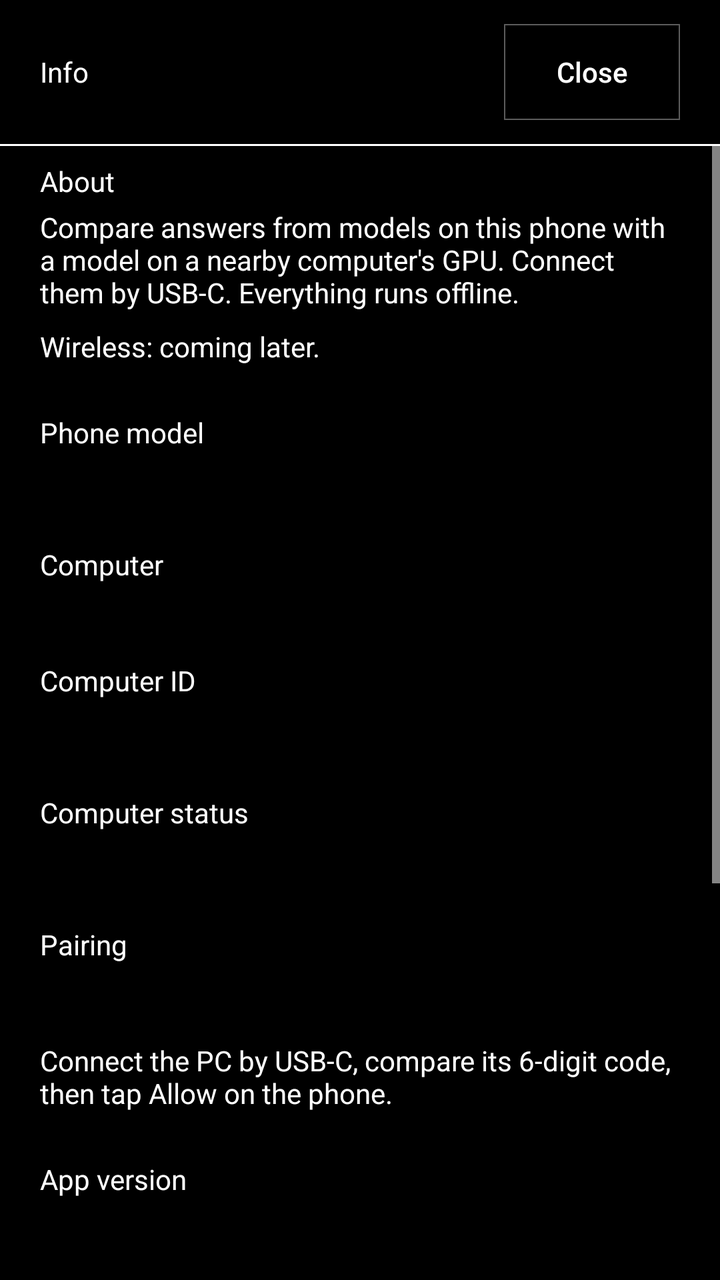
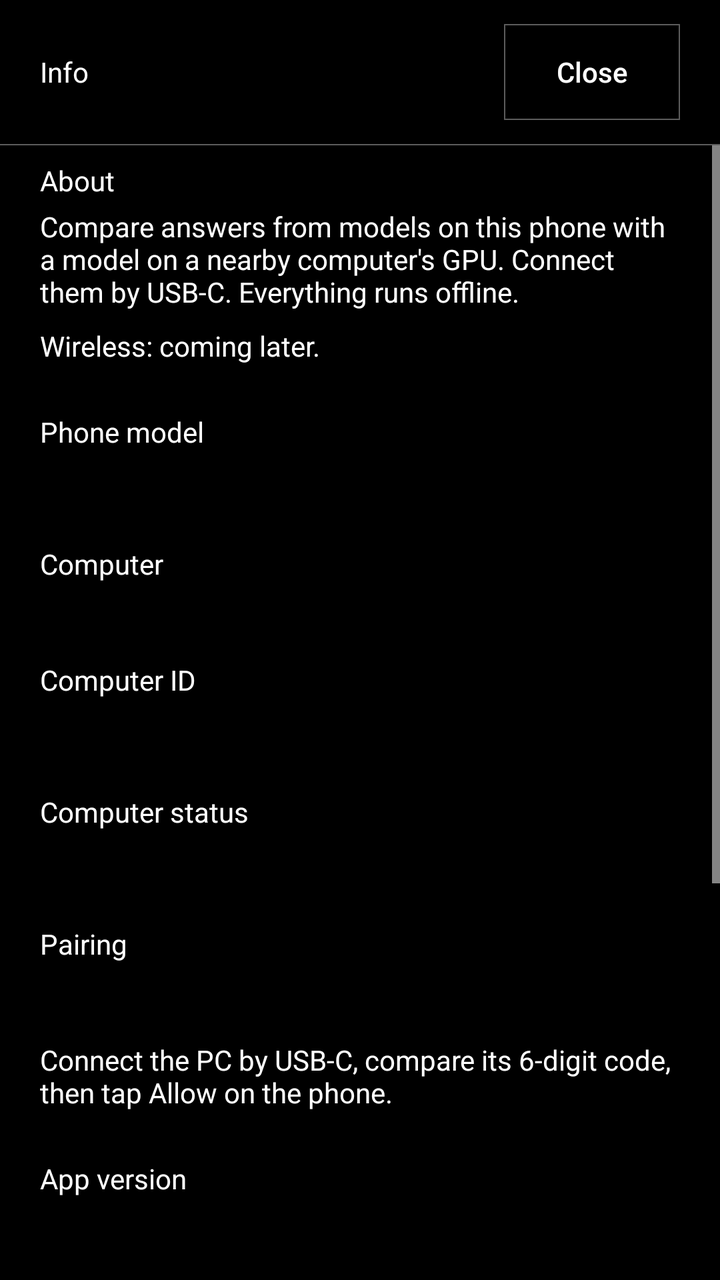

Two renders of the same Android screen: before a commit and after it. Below are the layout's source before the change and the commit's diff.
<!-- AndroidManifest.xml: application theme OposTheme -->
<!-- res/layout/gpu_link_info.xml -->
<?xml version="1.0" encoding="utf-8"?>
<LinearLayout xmlns:android="http://schemas.android.com/apk/res/android"
    android:id="@+id/info_page"
    android:layout_width="match_parent"
    android:layout_height="match_parent"
    android:background="@color/newspaper_paper"
    android:fitsSystemWindows="true"
    android:orientation="vertical">

    <LinearLayout
        android:layout_width="match_parent"
        android:layout_height="wrap_content"
        android:gravity="center_vertical"
        android:orientation="horizontal"
        android:paddingStart="20dp"
        android:paddingTop="12dp"
        android:paddingEnd="20dp"
        android:paddingBottom="12dp">

        <TextView
            android:id="@+id/info_page_title"
            android:layout_width="0dp"
            android:layout_height="wrap_content"
            android:layout_weight="1"
            android:accessibilityHeading="true"
            android:text="@string/info_title"
            android:textColor="@color/newspaper_ink" />

        <Button
            android:id="@+id/info_close"
            android:layout_width="88dp"
            android:layout_height="48dp"
            android:background="@drawable/newspaper_outline"
            android:text="@string/close"
            android:textAllCaps="false"
            android:textColor="@color/newspaper_ink" />
    </LinearLayout>

    <View
        android:id="@+id/info_rule"
        android:layout_width="match_parent"
        android:layout_height="1dp"
        android:background="@color/newspaper_ink" />

    <ScrollView
        android:layout_width="match_parent"
        android:layout_height="0dp"
        android:layout_weight="1"
        android:fillViewport="true">

        <LinearLayout
            android:layout_width="match_parent"
            android:layout_height="wrap_content"
            android:orientation="vertical"
            android:paddingStart="20dp"
            android:paddingTop="8dp"
            android:paddingEnd="20dp"
            android:paddingBottom="28dp">

            <TextView
                android:id="@+id/info_about_label_text"
                android:layout_width="match_parent"
                android:layout_height="wrap_content"
                android:labelFor="@id/info_about"
                android:text="@string/info_about_label"
                android:textColor="@color/newspaper_ink" />
            <TextView
                android:id="@+id/info_about"
                android:layout_width="match_parent"
                android:layout_height="wrap_content"
                android:layout_marginTop="4dp"
                android:layout_marginBottom="8dp"
                android:text="@string/info_about"
                android:textColor="@color/newspaper_ink" />

            <TextView
                android:id="@+id/info_wireless_note"
                android:layout_width="match_parent"
                android:layout_height="wrap_content"
                android:layout_marginBottom="@dimen/space_xl"
                android:text="@string/info_wireless_coming_later"
                android:textColor="@color/newspaper_ink" />

            <TextView
                android:id="@+id/info_phone_model_label_text"
                android:layout_width="match_parent"
                android:layout_height="wrap_content"
                android:labelFor="@id/info_phone_model"
                android:text="@string/info_phone_model_label"
                android:textColor="@color/newspaper_ink" />
            <TextView
                android:id="@+id/info_phone_model"
                android:layout_width="match_parent"
                android:layout_height="wrap_content"
                android:layout_marginTop="4dp"
                android:textColor="@color/newspaper_ink" />

            <TextView
                android:layout_width="match_parent"
                android:layout_height="wrap_content"
                android:layout_marginTop="@dimen/space_xl"
                android:labelFor="@id/info_pc"
                android:id="@+id/info_pc_label_text"
                android:text="@string/info_pc_label"
                android:textColor="@color/newspaper_ink" />
            <TextView
                android:id="@+id/info_pc"
                android:layout_width="match_parent"
                android:layout_height="wrap_content"
                android:layout_marginTop="4dp"
                android:textColor="@color/newspaper_ink" />

            <TextView
                android:layout_width="match_parent"
                android:layout_height="wrap_content"
                android:layout_marginTop="16dp"
                android:labelFor="@id/info_pc_id"
                android:id="@+id/info_pc_id_label_text"
                android:text="@string/info_pc_id_label"
                android:textColor="@color/newspaper_ink" />
            <TextView
                android:id="@+id/info_pc_id"
                android:layout_width="match_parent"
                android:layout_height="wrap_content"
                android:layout_marginTop="4dp"
                android:textColor="@color/newspaper_ink" />

            <TextView
                android:layout_width="match_parent"
                android:layout_height="wrap_content"
                android:layout_marginTop="@dimen/space_xl"
                android:labelFor="@id/info_pc_status"
                android:id="@+id/info_pc_status_label_text"
                android:text="@string/info_pc_status_label"
                android:textColor="@color/newspaper_ink" />
            <TextView
                android:id="@+id/info_pc_status"
                android:layout_width="match_parent"
                android:layout_height="wrap_content"
                android:layout_marginTop="4dp"
                android:textColor="@color/newspaper_ink" />

            <TextView
                android:id="@+id/info_pairing_label_text"
                android:layout_width="match_parent"
                android:layout_height="wrap_content"
                android:layout_marginTop="@dimen/space_xl"
                android:labelFor="@id/info_pairing"
                android:text="@string/info_pairing_label"
                android:textColor="@color/newspaper_ink" />
            <TextView
                android:id="@+id/info_pairing"
                android:layout_width="match_parent"
                android:layout_height="wrap_content"
                android:layout_marginTop="4dp"
                android:textColor="@color/newspaper_ink" />

            <TextView
                android:id="@+id/info_replace_pc_steps"
                android:layout_width="match_parent"
                android:layout_height="wrap_content"
                android:layout_marginTop="16dp"
                android:text="@string/info_replace_pc_steps"
                android:textColor="@color/newspaper_ink" />

            <TextView
                android:id="@+id/info_app_version_label_text"
                android:layout_width="match_parent"
                android:layout_height="wrap_content"
                android:layout_marginTop="@dimen/space_xl"
                android:labelFor="@id/info_app_version"
                android:text="@string/info_app_version_label"
                android:textColor="@color/newspaper_ink" />
            <TextView
                android:id="@+id/info_app_version"
                android:layout_width="match_parent"
                android:layout_height="wrap_content"
                android:layout_marginTop="4dp"
                android:textColor="@color/newspaper_ink" />

            <TextView
                android:id="@+id/info_local_service_label_text"
                android:layout_width="match_parent"
                android:layout_height="wrap_content"
                android:layout_marginTop="@dimen/space_xl"
                android:labelFor="@id/info_local_service"
                android:text="@string/info_local_service_label"
                android:textColor="@color/newspaper_ink" />
            <TextView
                android:id="@+id/info_local_service"
                android:layout_width="match_parent"
                android:layout_height="wrap_content"
                android:layout_marginTop="4dp"
                android:textColor="@color/newspaper_ink" />

            <TextView
                android:id="@+id/info_keep_screen_on_label_text"
                android:layout_width="match_parent"
                android:layout_height="wrap_content"
                android:layout_marginTop="@dimen/space_xl"
                android:labelFor="@id/info_keep_screen_on"
                android:text="@string/info_keep_screen_on_label"
                android:textColor="@color/newspaper_ink" />
            <TextView
                android:id="@+id/info_keep_screen_on"
                android:layout_width="match_parent"
                android:layout_height="wrap_content"
                android:layout_marginTop="4dp"
                android:text="@string/info_keep_screen_on"
                android:textColor="@color/newspaper_ink" />

            <TextView
                android:id="@+id/info_screen_timeout_label_text"
                android:layout_width="match_parent"
                android:layout_height="wrap_content"
                android:layout_marginTop="@dimen/space_xl"
                android:labelFor="@id/info_screen_timeout"
                android:text="@string/info_screen_timeout_label"
                android:textColor="@color/newspaper_ink" />
            <TextView
                android:id="@+id/info_screen_timeout"
                android:layout_width="match_parent"
                android:layout_height="wrap_content"
                android:layout_marginTop="4dp"
                android:textColor="@color/newspaper_ink" />

            <TextView
                android:id="@+id/info_cover_layout_label_text"
                android:layout_width="match_parent"
                android:layout_height="wrap_content"
                android:layout_marginTop="@dimen/space_xl"
                android:labelFor="@id/info_cover_layout"
                android:text="@string/info_cover_layout_label"
                android:textColor="@color/newspaper_ink" />
            <TextView
                android:id="@+id/info_cover_layout"
                android:layout_width="match_parent"
                android:layout_height="wrap_content"
                android:layout_marginTop="4dp"
                android:text="@string/info_cover_layout"
                android:textColor="@color/newspaper_ink" />

            <TextView
                android:id="@+id/info_forget_error"
                android:layout_width="match_parent"
                android:layout_height="wrap_content"
                android:layout_marginTop="12dp"
                android:accessibilityLiveRegion="polite"
                android:textColor="@color/newspaper_ink" />

            <Button
                android:id="@+id/info_forget_pc"
                android:layout_width="match_parent"
                android:layout_height="56dp"
                android:layout_marginTop="20dp"
                android:background="@drawable/newspaper_outline"
                android:text="@string/forget_pc"
                android:textAllCaps="false"
                android:textColor="@color/newspaper_ink"
                android:visibility="gone" />
        </LinearLayout>
    </ScrollView>
</LinearLayout>
<!-- resources referenced by this layout -->
<resources>
  <color name="newspaper_ink">#FFFFFF</color>
  <color name="newspaper_paper">#000000</color>
  <dimen name="space_xl">24dp</dimen>
  <!-- drawable newspaper_outline (drawable) -->
  <shape xmlns:android="http://schemas.android.com/apk/res/android" android:shape="rectangle">
      <solid android:color="@color/newspaper_paper" />
      <stroke android:width="0.5dp" android:color="@color/newspaper_stroke" />
  </shape>
  <string name="close">Close</string>
  <string name="forget_pc">Forget this PC</string>
  <string name="info_about">Compare answers from models on this phone with a model on a nearby computer\'s GPU. Connect them by USB-C. Everything runs offline.</string>
  <string name="info_about_label">About</string>
  <string name="info_app_version_label">App version</string>
  <string name="info_cover_layout">Automatic</string>
  <string name="info_cover_layout_label">Cover screen layout</string>
  <string name="info_keep_screen_on">On while this screen is active</string>
  <string name="info_keep_screen_on_label">Keep screen on</string>
  <string name="info_local_service_label">Models on this phone</string>
  <string name="info_pairing_label">Pairing</string>
  <string name="info_pc_id_label">Computer ID</string>
  <string name="info_pc_label">Computer</string>
  <string name="info_pc_status_label">Computer status</string>
  <string name="info_phone_model_label">Phone model</string>
  <string name="info_replace_pc_steps">Connect the PC by USB-C, compare its 6-digit code, then tap Allow on the phone.</string>
  <string name="info_screen_timeout_label">System screen timeout</string>
  <string name="info_title">Info</string>
  <string name="info_wireless_coming_later">Wireless: coming later.</string>
  <style name="OposTheme" parent="@android:style/Theme.Material.NoActionBar">
          <item name="android:colorAccent">@color/newspaper_ink</item>
          <item name="android:windowBackground">@color/newspaper_paper</item>
          <item name="android:textColorPrimary">@color/newspaper_ink</item>
          <item name="android:textColorSecondary">@color/newspaper_ink</item>
          <item name="android:textColorHint">@color/newspaper_ink</item>
          <item name="android:colorControlNormal">@color/newspaper_ink</item>
          <item name="android:colorControlActivated">@color/newspaper_ink</item>
          <item name="android:statusBarColor">@color/newspaper_paper</item>
          <item name="android:navigationBarColor">@color/newspaper_paper</item>
          <item name="android:windowLightStatusBar">false</item>
          <item name="android:windowLightNavigationBar">false</item>
      </style>
  <color name="newspaper_stroke">#5C5C5C</color>
</resources>

<!-- the commit's change to res/layout/gpu_link_info.xml (unified diff, before → after) -->
@@ -39,8 +39,8 @@
     <View
         android:id="@+id/info_rule"
         android:layout_width="match_parent"
-        android:layout_height="1dp"
-        android:background="@color/newspaper_ink" />
+        android:layout_height="@dimen/card_stroke"
+        android:background="@color/newspaper_stroke" />
 
     <ScrollView
         android:layout_width="match_parent"
<!-- resource entries referenced after the edit -->
@@ -6,7 +6,7 @@
   <!-- drawable newspaper_outline (drawable) -->
   <shape xmlns:android="http://schemas.android.com/apk/res/android" android:shape="rectangle">
       <solid android:color="@color/newspaper_paper" />
-      <stroke android:width="0.5dp" android:color="@color/newspaper_stroke" />
+      <stroke android:width="@dimen/card_stroke" android:color="@color/newspaper_stroke" />
   </shape>
   <string name="close">Close</string>
   <string name="forget_pc">Forget this PC</string>
@@ -41,5 +41,6 @@
           <item name="android:windowLightNavigationBar">false</item>
       </style>
   <color name="newspaper_stroke">#5C5C5C</color>
+  <dimen name="card_stroke">0.5dp</dimen>
 </resources>
 
